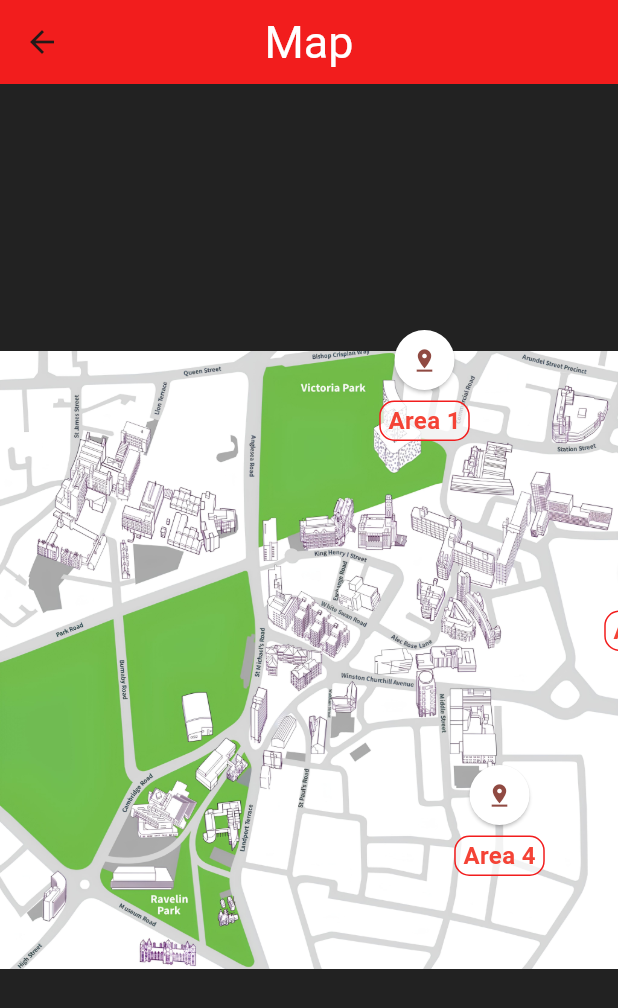
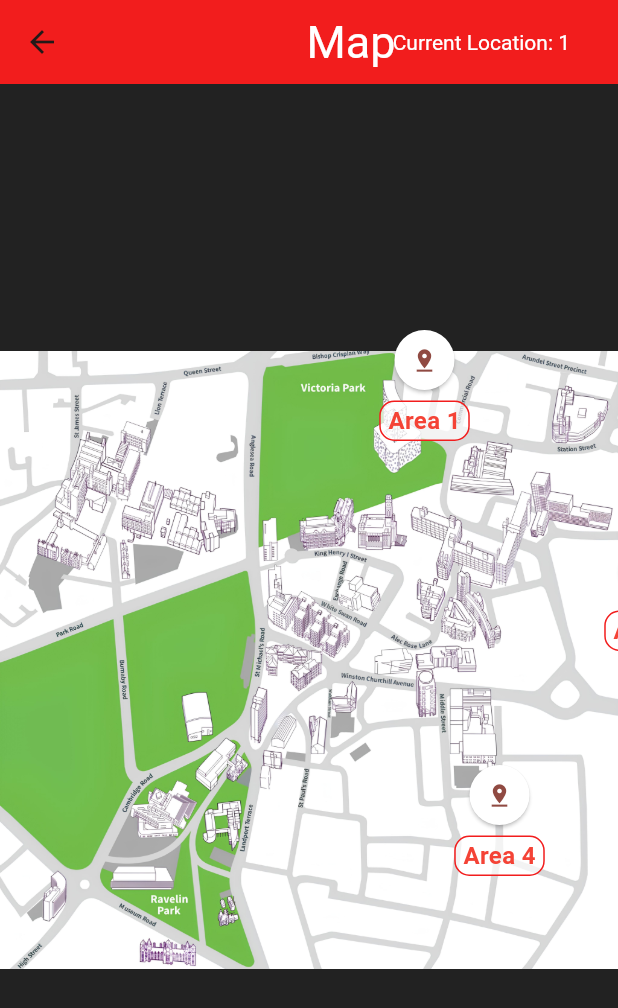
Before and after one commit to fauxcat/pkmn-app, a Flutter app: the MapPage screen opened directly, on a phone screen of 412 x 824 dp. Shown: the top 1008 px of the screen. Run offline on Flutter 3.47's test engine with Material 2 defaults, Android fonts, the phone set to English and light mode, and no system bars; our stand-ins replace google_fonts, hive, hive_flutter; accounts and stored records are empty; Roboto replaces fonts that are missing (Helvetica).

Commit message:
Lil tweaking

```diff
--- a/pkmn_app/lib/main.dart
+++ b/pkmn_app/lib/main.dart
@@ -83,7 +83,7 @@
   int selectedPokedexEntryIndex = 0;
   int location = 1;
   int selectedWildIndex = -1;
-  int pokeballCount = 100;
+  int pokeballCount = 10000;
   Pokemon? selectedPokemon;
 
   void updateFound(int index, int found) async {
@@ -268,7 +268,7 @@
       onPressed: () {
         if (_currentEncounter == EncounterType.CatchPokemon &&
             appState.pokeballCount > 0) {
-          const double catchChance = 0.5;
+          const double catchChance = 0.375;
           if (Random().nextDouble() > 1 - catchChance) {
             // If caught successfully
             appState.updateFound(appState.selectedWildIndex, 1);
@@ -331,7 +331,7 @@
               ),
             ),
             Positioned(
-              right: 32,
+              right: 8,
               child: Column(
                 children: [
                   Image.asset(
@@ -381,8 +381,9 @@
                 children: [
                   Image.asset(
                     'assets/sprites/${appState.selectedPokemon!.number}.gif',
-                    height: 400, // Adjust height as needed
-                    width: 400, // Adjust width as needed
+                    height: 64, // Adjust height as needed
+                    width: 64, // Adjust width as needed
+                    fit: BoxFit.contain,
                   ),
                   SizedBox(height: 20),
                 ],
@@ -476,7 +477,24 @@
 
     return Scaffold(
       appBar: AppBar(
-        title: Text("Map"),
+        title: Stack(
+          children: [
+            Center(
+              child: Text(
+                "Map",
+                textAlign: TextAlign.center,
+              ),
+            ),
+            Positioned(
+              top: 10,
+              right: 16,
+              child: Text(
+                'Current Location: ${appState.location}',
+                style: TextStyle(fontSize: 14),
+              ),
+            ),
+          ],
+        ),
         titleTextStyle: TextStyle(fontSize: 30),
         centerTitle: true,
         backgroundColor: primaryColor,
```
